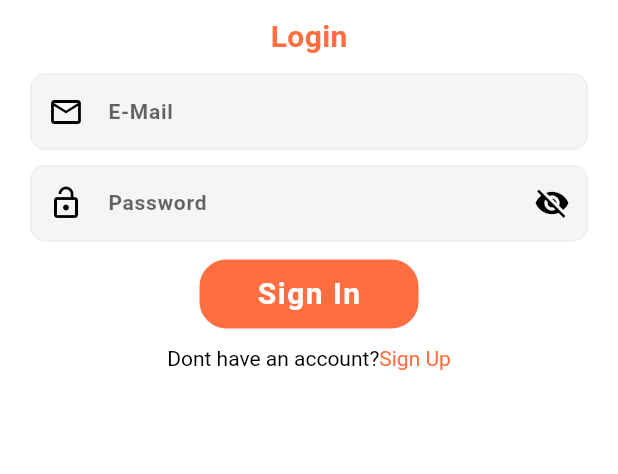
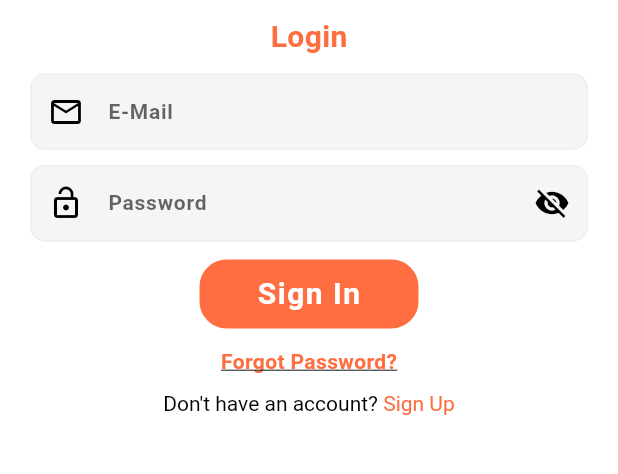
Before and after one commit to NermineHadjMohamed/pfe_front_app_client, a Flutter app: the screen it shows after launch, on a phone screen of 412 x 824 dp, the part 330-804 px from its top. Run offline on Flutter 3.47's test engine with Material 3 defaults, Android fonts, the phone set to English and light mode, and no system bars; drawn by our look-alikes of snippet_coder_utils; our stand-ins replace country_picker, flutter_riverpod, flutter_secure_storage, freezed_annotation; missing offline and left inert: api_cache_manager.

Commit message:
final commit

```diff
--- a/lib/config.dart
+++ b/lib/config.dart
@@ -1,9 +1,9 @@
 class Config {
   static const String appName = "Client App";
   static const String apiURL =
-      "methods-protecting-protecting-navy.trycloudflare.com"; // Add scheme
+      "discounted-impossible-transport-gregory.trycloudflare.com"; // Add scheme
   static const String imageURL =
-      "methods-protecting-protecting-navy.trycloudflare.com"; // Assuming the imageURL requires scheme
+      "discounted-impossible-transport-gregory.trycloudflare.com"; // Assuming the imageURL requires scheme
   static const String categoryAPI = "api/category";
   static const String productAPI = "api/product";
   static const String registerAPI = "api/register";
@@ -13,4 +13,6 @@ class Config {
   static const String profileAPI = "api/profile";
   static const int pageSize = 10;
   static const String currency = "";
+
+
 }
--- a/lib/main.dart
+++ b/lib/main.dart
@@ -17,7 +17,6 @@ GlobalKey<NavigatorState> navigatorKey = GlobalKey<NavigatorState>();
 Widget _defaultHome = const LoginPage();
 
 void main() async {
-
   WidgetsFlutterBinding.ensureInitialized();
   bool _result = await SharedService.isLoggedIn();
 
@@ -70,7 +69,6 @@ class MyApp extends StatelessWidget {
             '/order-details': (context) => const OrderDetailsPage(),
             '/order-list': (context) => OrderListPage(),
             '/user-profile': (BuildContext context) => UserProfilePage(),
-
           },
         );
       },
--- a/lib/pages/login_page.dart
+++ b/lib/pages/login_page.dart
@@ -20,7 +20,7 @@ class _LoginPageState extends State<LoginPage> {
   String? email;
   String? password;
   bool hidePassword = true;
-  bool isRemeber = false;
+
   @override
   Widget build(BuildContext context) {
     return SafeArea(
@@ -45,9 +45,7 @@ class _LoginPageState extends State<LoginPage> {
         mainAxisAlignment: MainAxisAlignment.start,
         crossAxisAlignment: CrossAxisAlignment.start,
         children: [
-          const SizedBox(
-            height: 10,
-          ),
+          const SizedBox(height: 10),
           Center(
             child: Image.asset(
               "assets/images/novation.png",
@@ -55,9 +53,7 @@ class _LoginPageState extends State<LoginPage> {
               width: 150,
             ),
           ),
-          const SizedBox(
-            height: 10,
-          ),
+          const SizedBox(height: 10),
           Center(
             child: Text(
               "Client App",
@@ -67,9 +63,7 @@ class _LoginPageState extends State<LoginPage> {
               ),
             ),
           ),
-          const SizedBox(
-            height: 10,
-          ),
+          const SizedBox(height: 10),
           Center(
             child: Text(
               "Login",
@@ -80,9 +74,7 @@ class _LoginPageState extends State<LoginPage> {
               ),
             ),
           ),
-          const SizedBox(
-            height: 10,
-          ),
+          const SizedBox(height: 10),
           FormHelper.inputFieldWidget(
             context,
             "Email",
@@ -98,7 +90,6 @@ class _LoginPageState extends State<LoginPage> {
               if (!emailValid) {
                 return "Invalid E-mail";
               }
-
               return null;
             },
             (onSaved) {
@@ -117,10 +108,7 @@ class _LoginPageState extends State<LoginPage> {
             backgroundColor: Colors.grey.shade100,
             borderFocusColor: Colors.grey.shade200,
           ),
-          const SizedBox(
-            height: 10,
-          ),
-          // Update the password input field
+          const SizedBox(height: 10),
           FormHelper.inputFieldWidget(
             context,
             "Password",
@@ -146,7 +134,7 @@ class _LoginPageState extends State<LoginPage> {
             hintColor: Colors.black.withOpacity(.6),
             backgroundColor: Colors.grey.shade100,
             borderFocusColor: Colors.grey.shade200,
-            obscureText: hidePassword, // Add this line
+            obscureText: hidePassword,
             suffixIcon: IconButton(
               icon: Icon(
                 hidePassword ? Icons.visibility_off : Icons.visibility,
@@ -154,15 +142,12 @@ class _LoginPageState extends State<LoginPage> {
               ),
               onPressed: () {
                 setState(() {
-                  hidePassword = !hidePassword; // Toggle password visibility
+                  hidePassword = !hidePassword;
                 });
               },
             ),
           ),
-
-          const SizedBox(
-            height: 10,
-          ),
+          const SizedBox(height: 10),
           Center(
             child: FormHelper.submitButton(
               "Sign In",
@@ -181,15 +166,11 @@ class _LoginPageState extends State<LoginPage> {
                         FormHelper.showSimpleAlertDialog(
                           context,
                           Config.appName,
-                          "User Logged-INn Successfully",
+                          "User Logged-IN Successfully",
                           "ok",
                           () {
                             Navigator.of(context).pop();
-                            Navigator.pushNamedAndRemoveUntil(
-                              context,
-                              "/",
-                              (route) => false,
-                            );
+                            Navigator.pushReplacementNamed(context, "/");
                           },
                         );
                       } else {
@@ -213,24 +194,37 @@ class _LoginPageState extends State<LoginPage> {
               borderRadius: 20,
             ),
           ),
-          const SizedBox(
-            height: 10,
+          const SizedBox(height: 10),
+
+          // Add Forgot Password text here
+          Center(
+            child: GestureDetector(
+              onTap: () {
+                Navigator.of(context).pushNamed('/forgot-password');
+              },
+              child: Text(
+                "Forgot Password?",
+                style: TextStyle(
+                  color: Colors.deepOrangeAccent,
+                  fontWeight: FontWeight.bold,
+                  decoration: TextDecoration.underline,
+                ),
+              ),
+            ),
           ),
+          const SizedBox(height: 10),
+
           Center(
             child: RichText(
               text: TextSpan(
                 children: <TextSpan>[
                   TextSpan(
-                    text: "Dont have an account?",
-                    style: TextStyle(
-                      color: Colors.black,
-                    ),
+                    text: "Don't have an account?",
+                    style: TextStyle(color: Colors.black),
                   ),
                   TextSpan(
-                    text: "Sign Up",
-                    style: TextStyle(
-                      color: Colors.deepOrangeAccent,
-                    ),
+                    text: " Sign Up",
+                    style: TextStyle(color: Colors.deepOrangeAccent),
                     recognizer: TapGestureRecognizer()
                       ..onTap = () {
                         Navigator.of(context).pushNamedAndRemoveUntil(
@@ -242,7 +236,7 @@ class _LoginPageState extends State<LoginPage> {
                 ],
               ),
             ),
-          )
+          ),
         ],
       ),
     );
--- a/lib/pages/order_success.dart
+++ b/lib/pages/order_success.dart
@@ -19,7 +19,7 @@ class OrderSuccess extends StatelessWidget {
             crossAxisAlignment: CrossAxisAlignment.center,
             children: [
               Text(
-                "Your Order has been placed! You will recieve an email shortly",
+                "Your Order has been placed! ",
                 style: TextStyle(fontSize: 20),
                 textAlign: TextAlign.center,
               ),
```
Also changed, not shown: lib/pages/cart_page.dart (+42 -11 lines).
